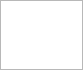
Qt form src/svnfrontend/treeWidget.ui (KDE/kdesvn) before a commit.
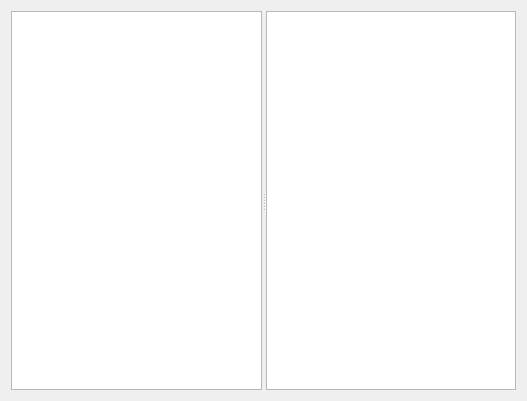
The same form after that commit.

The edit to the form file:
```diff
--- a/src/svnfrontend/treeWidget.ui
+++ b/src/svnfrontend/treeWidget.ui
@@ -5,8 +5,8 @@
    <rect>
     <x>0</x>
     <y>0</y>
-    <width>83</width>
-    <height>60</height>
+    <width>527</width>
+    <height>401</height>
    </rect>
   </property>
   <property name="contextMenuPolicy" >
@@ -19,13 +19,12 @@
    <string>Form</string>
   </property>
   <layout class="QVBoxLayout" name="verticalLayout" >
-   <property name="spacing" >
-    <number>0</number>
-   </property>
-   <property name="margin" >
-    <number>0</number>
-   </property>
    <item>
+    <widget class="QSplitter" name="splitter" >
+     <property name="orientation" >
+      <enum>Qt::Horizontal</enum>
+     </property>
+     <widget class="QTreeView" name="m_DirTreeView" />
     <widget class="QTreeView" name="m_TreeView" >
      <property name="contextMenuPolicy" >
       <enum>Qt::CustomContextMenu</enum>
@@ -51,6 +50,7 @@
      <property name="allColumnsShowFocus" >
       <bool>true</bool>
      </property>
+     </widget>
     </widget>
    </item>
   </layout>
```
Left out of the diff: 6 changed lines with no effect on the pictures. Lines whose indentation alone changed are shown as unchanged.
